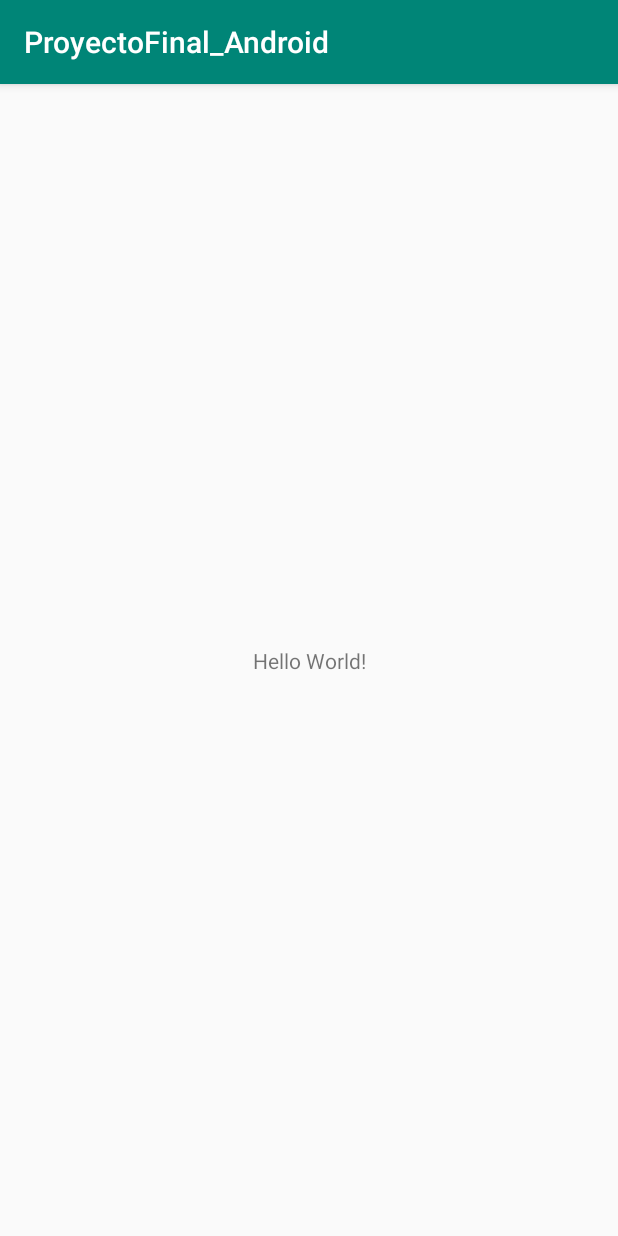
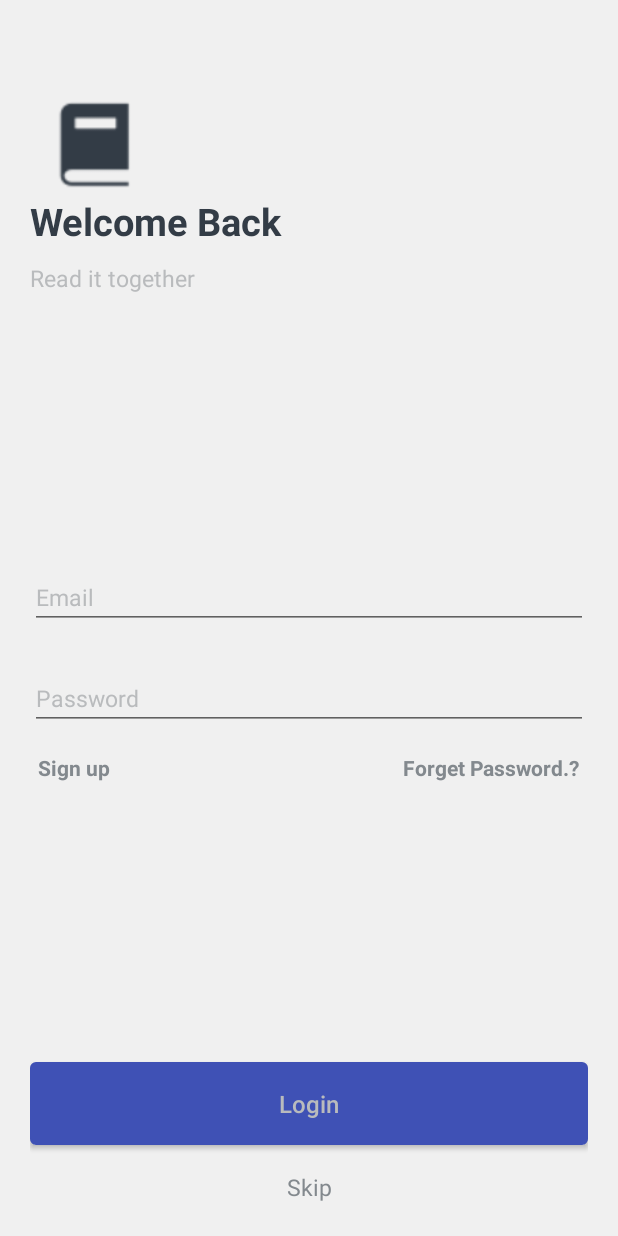
Before and after one commit to alvaro2226/ProyectoFinal_Android, an Android app: the screen it shows after launch (MainActivity before the commit, LoginActivity after it), on a phone screen of 412 x 824 dp. Run offline under Robolectric (Android 15) with nearby library versions, the light colour scheme and no system bars.

Commit message:
Creado el login_activity

```diff
--- a/app/build.gradle
+++ b/app/build.gradle
@@ -21,8 +21,14 @@ android {
 
 dependencies {
     implementation fileTree(dir: 'libs', include: ['*.jar'])
+    //noinspection GradleCompatible
     implementation 'com.android.support:appcompat-v7:28.0.0'
+
     implementation 'com.android.support.constraint:constraint-layout:1.1.3'
+
+    //noinspection GradleCompatible
+    implementation 'com.android.support:design:27.1.1'
+
     testImplementation 'junit:junit:4.12'
     androidTestImplementation 'com.android.support.test:runner:1.0.2'
     androidTestImplementation 'com.android.support.test.espresso:espresso-core:3.0.2'
--- a/app/src/main/AndroidManifest.xml
+++ b/app/src/main/AndroidManifest.xml
@@ -9,7 +9,7 @@
         android:roundIcon="@mipmap/ic_launcher_round"
         android:supportsRtl="true"
         android:theme="@style/AppTheme">
-        <activity android:name=".MainActivity">
+        <activity android:name=".LoginActivity">
             <intent-filter>
                 <action android:name="android.intent.action.MAIN" />
 
--- /dev/null
+++ b/app/src/main/java/com/example/proyectofinal_android/LoginActivity.java
@@ -0,0 +1,88 @@
+package com.example.proyectofinal_android;
+
+import android.animation.Animator;
+import android.os.CountDownTimer;
+import android.support.annotation.Nullable;
+import android.support.v4.content.ContextCompat;
+import android.support.v7.app.AppCompatActivity;
+import android.os.Bundle;
+import android.view.View;
+import android.view.ViewPropertyAnimator;
+import android.view.Window;
+import android.view.WindowManager;
+import android.widget.ImageView;
+import android.widget.ProgressBar;
+import android.widget.RelativeLayout;
+import android.widget.TextView;
+
+import static android.view.View.GONE;
+
+public class LoginActivity extends AppCompatActivity {
+
+    private ImageView bookIconImageView;
+    private TextView bookITextView;
+    private ProgressBar loadingProgressBar;
+    private RelativeLayout rootView, afterAnimationView;
+
+    @Override
+    protected void onCreate(@Nullable Bundle savedInstanceState) {
+        super.onCreate(savedInstanceState);
+        requestWindowFeature(Window.FEATURE_NO_TITLE);
+        getWindow().setFlags(WindowManager.LayoutParams.FLAG_FULLSCREEN,
+                WindowManager.LayoutParams.FLAG_FULLSCREEN);
+        setContentView(R.layout.activity_login);
+        initViews();
+        new CountDownTimer(5000, 1000) {
+
+            @Override
+            public void onTick(long millisUntilFinished) {
+                bookITextView.setVisibility(GONE);
+                loadingProgressBar.setVisibility(GONE);
+                rootView.setBackgroundColor(ContextCompat.getColor(LoginActivity.this, R.color.colorSplashText));
+                bookIconImageView.setImageResource(R.drawable.background_color_book);
+                startAnimation();
+            }
+
+            @Override
+            public void onFinish() {
+
+            }
+        }.start();
+    }
+
+    private void initViews() {
+        bookIconImageView = findViewById(R.id.bookIconImageView);
+        bookITextView = findViewById(R.id.bookITextView);
+        loadingProgressBar = findViewById(R.id.loadingProgressBar);
+        rootView = findViewById(R.id.rootView);
+        afterAnimationView = findViewById(R.id.afterAnimationView);
+    }
+
+    private void startAnimation() {
+        ViewPropertyAnimator viewPropertyAnimator = bookIconImageView.animate();
+        viewPropertyAnimator.x(50f);
+        viewPropertyAnimator.y(100f);
+        viewPropertyAnimator.setDuration(1000);
+        viewPropertyAnimator.setListener(new Animator.AnimatorListener() {
+            @Override
+            public void onAnimationStart(Animator animation) {
+
+            }
+
+            @Override
+            public void onAnimationEnd(Animator animation) {
+                afterAnimationView.setVisibility(View.VISIBLE);
+            }
+
+            @Override
+            public void onAnimationCancel(Animator animation) {
+
+            }
+
+            @Override
+            public void onAnimationRepeat(Animator animation) {
+
+            }
+        });
+    }
+}
--- a/app/src/main/java/com/example/proyectofinal_android/MainActivity.java
+++ /dev/null
@@ -1,13 +0,0 @@
-package com.example.proyectofinal_android;
-
-import android.support.v7.app.AppCompatActivity;
-import android.os.Bundle;
-
-public class MainActivity extends AppCompatActivity {
-
-    @Override
-    protected void onCreate(Bundle savedInstanceState) {
-        super.onCreate(savedInstanceState);
-        setContentView(R.layout.activity_main);
-    }
-}
--- /dev/null
+++ b/app/src/main/res/drawable/button_drawable.xml
@@ -0,0 +1,24 @@
+<?xml version="1.0" encoding="utf-8"?>
+<selector xmlns:android="http://schemas.android.com/apk/res/android">
+    <item android:state_pressed="true">
+        <shape android:shape="rectangle">
+            <corners android:radius="3dip" />
+            <stroke android:width="1dip" android:color="@color/colorPrimary" />
+            <gradient android:angle="-90" android:endColor="@color/colorPrimary" android:startColor="@color/colorPrimary" />
+        </shape>
+    </item>
+    <item android:state_focused="true">
+        <shape android:shape="rectangle">
+            <corners android:radius="3dip" />
+            <stroke android:width="1dip" android:color="@color/colorPrimary" />
+            <solid android:color="@color/colorPrimary" />
+        </shape>
+    </item>
+    <item>
+        <shape android:shape="rectangle">
+            <corners android:radius="3dip" />
+            <stroke android:width="1dip" android:color="@color/colorPrimary" />
+            <gradient android:angle="-90" android:endColor="@color/colorPrimary" android:startColor="@color/colorPrimary" />
+        </shape>
+    </item>
+</selector>
--- /dev/null
+++ b/app/src/main/res/layout/activity_login.xml
@@ -0,0 +1,135 @@
+<?xml version="1.0" encoding="utf-8"?>
+<RelativeLayout xmlns:android="http://schemas.android.com/apk/res/android"
+    xmlns:tools="http://schemas.android.com/tools"
+    android:id="@+id/rootView"
+    android:layout_width="match_parent"
+    android:layout_height="match_parent"
+    android:background="@color/colorBackground"
+    tools:context=".LoginActivity">
+    <ImageView
+        android:id="@+id/bookIconImageView"
+        android:layout_width="60dp"
+        android:layout_height="60dp"
+        android:layout_centerInParent="true"
+        android:contentDescription="@null"
+        android:src="@drawable/white_book_icon" />
+    <TextView
+        android:id="@+id/bookITextView"
+        android:layout_width="wrap_content"
+        android:layout_height="wrap_content"
+        android:layout_below="@+id/bookIconImageView"
+        android:layout_centerHorizontal="true"
+        android:layout_marginTop="5dp"
+        android:text="@string/booki"
+        android:textColor="@color/colorSplashText"
+        android:textSize="16sp" />
+    <ProgressBar
+        android:id="@+id/loadingProgressBar"
+        style="?android:attr/progressBarStyleHorizontal"
+        android:layout_width="match_parent"
+        android:layout_height="12dp"
+        android:layout_alignParentBottom="true"
+        android:layout_marginBottom="-4dp"
+        android:foregroundGravity="bottom"
+        android:indeterminate="true"
+        android:padding="0dp"
+        android:theme="@style/ProgressBarStyle" />
+    <RelativeLayout
+        android:id="@+id/afterAnimationView"
+        android:layout_width="match_parent"
+        android:layout_height="match_parent"
+        android:layout_marginEnd="20dp"
+        android:layout_marginStart="20dp"
+        android:layout_marginTop="130dp"
+        android:orientation="vertical"
+        android:visibility="gone">
+        <TextView
+            android:id="@+id/WelcomeTextView"
+            android:layout_width="match_parent"
+            android:layout_height="wrap_content"
+            android:text="@string/welcome_back"
+            android:textColor="@color/colorBackground"
+            android:textSize="25sp"
+            android:textStyle="bold" />
+        <TextView
+            android:id="@+id/readItTogetherTextView"
+            android:layout_width="match_parent"
+            android:layout_height="wrap_content"
+            android:layout_below="@+id/WelcomeTextView"
+            android:layout_marginTop="10dp"
+            android:text="@string/read_it_together"
+            android:textColor="@color/colorAccent"
+            android:textSize="15sp" />
+        <LinearLayout
+            android:layout_width="match_parent"
+            android:layout_height="match_parent"
+            android:layout_above="@+id/loginButton"
+            android:layout_below="@+id/readItTogetherTextView"
+            android:gravity="center"
+            android:orientation="vertical">
+            <android.support.design.widget.TextInputEditText
+                android:id="@+id/emailEditText"
+                android:layout_width="match_parent"
+                android:layout_height="wrap_content"
+                android:hint="@string/email"
+                android:textColor="@color/colorTextView"
+                android:textColorHint="@color/colorAccent"
+                android:textSize="15sp" />
+            <android.support.design.widget.TextInputEditText
+                android:id="@+id/passwordEditText"
+                android:layout_width="match_parent"
+                android:layout_height="wrap_content"
+                android:layout_marginTop="25dp"
+                android:hint="@string/password"
+                android:textColor="@color/colorTextView"
+                android:textColorHint="@color/colorAccent"
+                android:textSize="15sp" />
+            <FrameLayout
+                android:layout_width="match_parent"
+                android:layout_height="wrap_content"
+                android:layout_marginTop="10dp"
+                android:padding="5dp">
+                <TextView
+                    android:layout_width="wrap_content"
+                    android:layout_height="wrap_content"
+                    android:text="@string/sign_up"
+                    android:textColor="@color/colorTextView"
+                    android:textSize="14sp"
+                    android:textStyle="bold" />
+                <TextView
+                    android:layout_width="wrap_content"
+                    android:layout_height="wrap_content"
+                    android:layout_gravity="end|center_vertical"
+                    android:text="@string/forget_password"
+                    android:textColor="@color/colorTextView"
+                    android:textSize="14sp"
+                    android:textStyle="bold" />
+            </FrameLayout>
+        </LinearLayout>
+        <Button
+            android:id="@+id/loginButton"
+            android:layout_width="match_parent"
+            android:layout_height="55dp"
+            android:layout_above="@+id/skipTextView"
+            android:layout_marginBottom="5dp"
+            android:background="@drawable/button_drawable"
+            android:text="@string/login"
+            android:textAllCaps="false"
+            android:textColor="@color/colorAccent"
+            android:textSize="16sp" />
+        <TextView
+            android:id="@+id/skipTextView"
+            android:layout_width="match_parent"
+            android:layout_height="wrap_content"
+            android:layout_alignParentBottom="true"
+            android:layout_marginBottom="10dp"
+            android:background="?android:attr/selectableItemBackground"
+            android:clickable="true"
+            android:focusable="true"
+            android:gravity="center"
+            android:padding="12dp"
+            android:text="@string/skip"
+            android:textColor="@color/colorTextView"
+            android:textSize="15sp" />
+    </RelativeLayout>
+</RelativeLayout>
--- a/app/src/main/res/layout/activity_main.xml
+++ /dev/null
@@ -1,18 +0,0 @@
-<?xml version="1.0" encoding="utf-8"?>
-<android.support.constraint.ConstraintLayout xmlns:android="http://schemas.android.com/apk/res/android"
-    xmlns:app="http://schemas.android.com/apk/res-auto"
-    xmlns:tools="http://schemas.android.com/tools"
-    android:layout_width="match_parent"
-    android:layout_height="match_parent"
-    tools:context=".MainActivity">
-
-    <TextView
-        android:layout_width="wrap_content"
-        android:layout_height="wrap_content"
-        android:text="Hello World!"
-        app:layout_constraintBottom_toBottomOf="parent"
-        app:layout_constraintLeft_toLeftOf="parent"
-        app:layout_constraintRight_toRightOf="parent"
-        app:layout_constraintTop_toTopOf="parent" />
-
-</android.support.constraint.ConstraintLayout>
--- a/app/src/main/res/values/colors.xml
+++ b/app/src/main/res/values/colors.xml
@@ -1,6 +1,11 @@
 <?xml version="1.0" encoding="utf-8"?>
 <resources>
-    <color name="colorPrimary">#008577</color>
-    <color name="colorPrimaryDark">#00574B</color>
-    <color name="colorAccent">#D81B60</color>
+    <color name="colorPrimary">#3F51B5</color>
+    <color name="colorPrimaryDark">#303F9F</color>
+    <color name="colorAccent">#B9BBBD</color>
+    <color name="colorBackground">#333C46</color>
+    <color name="colorSplashText">#F0F0F0</color>
+    <color name="colorProgressBar">#FFCE511C</color>
+    <color name="colorTextView">#83898E</color>
+
 </resources>
--- a/app/src/main/res/values/strings.xml
+++ b/app/src/main/res/values/strings.xml
@@ -1,3 +1,13 @@
 <resources>
     <string name="app_name">ProyectoFinal_Android</string>
+    <string name="booki">BookI</string>
+    <string name="welcome_back">Welcome Back</string>
+    <string name="read_it_together">Read it together</string>
+    <string name="skip">Skip</string>
+    <string name="login">Login</string>
+    <string name="email">Email</string>
+    <string name="password">Password</string>
+    <string name="sign_up">Sign up</string>
+    <string name="forget_password">Forget Password.?</string>
+
 </resources>
--- a/app/src/main/res/values/styles.xml
+++ b/app/src/main/res/values/styles.xml
@@ -1,11 +1,15 @@
 <resources>
 
     <!-- Base application theme. -->
-    <style name="AppTheme" parent="Theme.AppCompat.Light.DarkActionBar">
+    <style name="AppTheme" parent="Theme.AppCompat.Light.NoActionBar">
         <!-- Customize your theme here. -->
         <item name="colorPrimary">@color/colorPrimary</item>
         <item name="colorPrimaryDark">@color/colorPrimaryDark</item>
         <item name="colorAccent">@color/colorAccent</item>
     </style>
 
+    <style name="ProgressBarStyle">
+        <item name="colorAccent">@color/colorProgressBar</item>
+    </style>
+
 </resources>
```
Also changed, not shown: app/src/main/res/drawable/background_color_book.png (added), app/src/main/res/drawable/white_book_icon.png (added).
